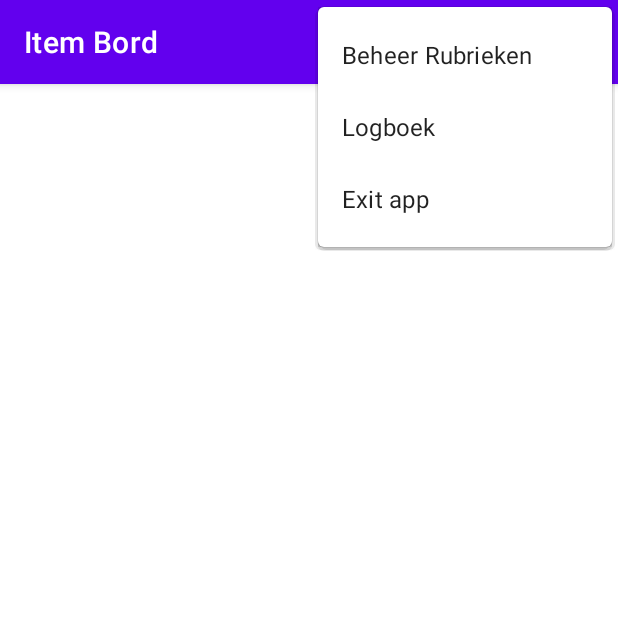
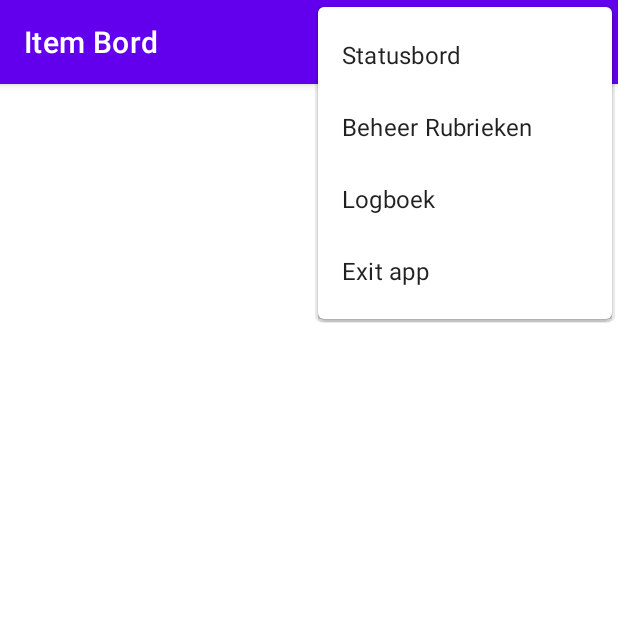
Before and after one commit to JavaAppsJM/appItemBord, an Android app: the screen it shows after launch (MainActivity), with the options menu open, on a phone screen of 412 x 824 dp, the top half of it. Run offline under Robolectric (Android 15) with nearby library versions, the phone set to English and light mode, and no system bars; libraries missing offline, so code that uses them is left out: be.hvwebsites.libraryandroid4; 4 statements that could not run were skipped.

Commit message:
Nieuwe status bord, eerste versie werkt

```diff
--- a/src/main/java/be/hvwebsites/itembord/MainActivity.java
+++ b/src/main/java/be/hvwebsites/itembord/MainActivity.java
@@ -43,7 +43,7 @@ public class MainActivity extends AppCompatActivity implements FlexDialogInterfa
     private int opvolgingsitemToRollOnIndex;
     private RecyclerView recyclerView;
 
-    private PriorityListItemAdapter statusBordAdapter;
+    private PriorityListItemAdapter priorityListItemAdapter;
     // Device
     private final String deviceModel = Build.MODEL;
 
@@ -77,14 +77,14 @@ public class MainActivity extends AppCompatActivity implements FlexDialogInterfa
 
         // Recyclerview definieren
         recyclerView = findViewById(R.id.recycler_statusbord);
-        statusBordAdapter = new PriorityListItemAdapter(this);
-        recyclerView.setAdapter(statusBordAdapter);
+        priorityListItemAdapter = new PriorityListItemAdapter(this);
+        recyclerView.setAdapter(priorityListItemAdapter);
         recyclerView.setLayoutManager(new LinearLayoutManager(this));
 
         // Recyclerview invullen met statusbord items
         itemList.clear();
         itemList.addAll(buildStatusbordList());
-        statusBordAdapter.setItemList(itemList);
+        priorityListItemAdapter.setItemList(itemList);
         if (itemList.size() == 0){
             Toast.makeText(this,
                     SpecificData.NO_STATUSBORDITEMS_YET,
@@ -92,7 +92,7 @@ public class MainActivity extends AppCompatActivity implements FlexDialogInterfa
         }
 
         // Als er lang geklikt is op een oitem, kan dat hier gecapteerd worden
-        statusBordAdapter.setOnItemClickListener(new PriorityListItemAdapter.ClickListener() {
+        priorityListItemAdapter.setOnItemClickListener(new PriorityListItemAdapter.ClickListener() {
             @Override
             public void onItemClicked(IDNumber itemID, View v) {
                 // Opvolgingsitem to roll on en index bepalen
@@ -126,8 +126,7 @@ public class MainActivity extends AppCompatActivity implements FlexDialogInterfa
                         int position = viewHolder.getAdapterPosition();
                         IDNumber idNumberToSkip = itemList.get(position).getItemID();
 
-                        // TODO: Due date item skippen
-
+                        // Due date item skippen
                         // Hergebruiken van Opvolgingsitem to roll on en index
                         opvolgingsitemToRollOn = viewModel.getOpvolgingsitemById(idNumberToSkip);
                         opvolgingsitemToRollOnIndex = viewModel.getItemIndexById(idNumberToSkip);
@@ -193,14 +192,19 @@ public class MainActivity extends AppCompatActivity implements FlexDialogInterfa
         /** Menu items definieren */
         Intent mainIntent;
         switch (item.getItemId()) {
-            case R.id.menu_beheer_rubrieken:
+            case R.id.menu_statusbord:
                 // ga naar activity ManageRubriek
-                mainIntent = new Intent(MainActivity.this, ManageRubriek.class);
+                mainIntent = new Intent(MainActivity.this, OItemStatusBord.class);
                 startActivity(mainIntent);
                 return true;
             case R.id.menu_logboek:
                 // ga naar activity Logboek
                 mainIntent = new Intent(MainActivity.this, Logboek.class);
+                startActivity(mainIntent);
+                return true;
+            case R.id.menu_beheer_rubrieken:
+                // ga naar activity ManageRubriek
+                mainIntent = new Intent(MainActivity.this, ManageRubriek.class);
                 startActivity(mainIntent);
                 return true;
             case R.id.menu_exit:
@@ -328,8 +332,8 @@ public class MainActivity extends AppCompatActivity implements FlexDialogInterfa
         // Recyclerlist refreshen
         itemList.clear();
         itemList.addAll(buildStatusbordList());
-        statusBordAdapter.setItemList(itemList);
-        recyclerView.setAdapter(statusBordAdapter);
+        priorityListItemAdapter.setItemList(itemList);
+        recyclerView.setAdapter(priorityListItemAdapter);
         if (itemList.size() == 0){
             Toast.makeText(this,
                     SpecificData.NO_STATUSBORDITEMS_YET,
--- a/src/main/java/be/hvwebsites/itembord/adapters/TextItemListAdapter.java
+++ b/src/main/java/be/hvwebsites/itembord/adapters/TextItemListAdapter.java
@@ -111,6 +111,9 @@ public class TextItemListAdapter extends RecyclerView.Adapter<TextItemListAdapte
 
             // Onderscheid maken in callingactivity
             switch (callingActivity){
+                case SpecificData.ACTIVITY_STATUSBORD:
+                    holder.textItemView.setTextSize(14);
+                    break;
                 case SpecificData.ACTIVITY_MANAGE_RUBRIEK:
                     break;
                 case SpecificData.ACTIVITY_EDIT_RUBRIEK:
@@ -120,6 +123,7 @@ public class TextItemListAdapter extends RecyclerView.Adapter<TextItemListAdapte
                     holder.textItemView.setTextSize(14);
                     break;
                 default:
+                    break;
             }
 
             // Onderscheid maken in style
@@ -127,7 +131,6 @@ public class TextItemListAdapter extends RecyclerView.Adapter<TextItemListAdapte
             switch (itemList.get(position).getItemStyle()){
                 case SpecificData.STYLE_BOLD:
                     holder.textItemView.setTypeface(null, Typeface.BOLD);
-                    //holder.textItemView.setTextSize(16);
                     break;
                 default:
                     holder.textItemView.setTypeface(null, Typeface.NORMAL);
--- a/src/main/java/be/hvwebsites/itembord/constants/SpecificData.java
+++ b/src/main/java/be/hvwebsites/itembord/constants/SpecificData.java
@@ -31,6 +31,7 @@ public class SpecificData {
     public static final String COOKIE_RETURN_ENTITY_TYPE = "returnentitytype";
     public static final String COOKIE_RETURN_ACTION = "returnaction";
     public static final String COOKIE_RETURN_UPDATE_INDEX = "returnindex";
+    public static final String COOKIE_RUBRIEK_FILTER = "rubriekfilterId";
 
     // Calling Activities
     public static final String CALLING_ACTIVITY = "callingactivity";
@@ -40,6 +41,7 @@ public class SpecificData {
     public static final String ACTIVITY_EDIT_RUBRIEK = "Edit Rubriek";
     public static final String ACTIVITY_EDIT_OPVITEM = "Edit Opvolgingsitem";
     public static final String ACTIVITY_EDIT_LOG = "Edit Log";
+    public static final String ACTIVITY_STATUSBORD = "Statusbord";
 
     public static final String DISPLAY_SMALL = "display small";
     public static final String DISPLAY_LARGE = "display large";
--- a/src/main/java/be/hvwebsites/itembord/entities/Opvolgingsitem.java
+++ b/src/main/java/be/hvwebsites/itembord/entities/Opvolgingsitem.java
@@ -92,6 +92,12 @@ public class Opvolgingsitem extends SuperItem{
                 frequentieUnit.getLetter() +
                 "): " +
                 latestDate.getFormatDate();
+    }
+
+    public String getDisplayOitemStatusBord(){
+        return getEntityName()
+                + " laatste uitvoering: "
+                + latestDate.getFormatDate();
     }
 
     public String getDisplayStyle(){
--- a/src/main/java/be/hvwebsites/itembord/viewmodels/EntitiesViewModel.java
+++ b/src/main/java/be/hvwebsites/itembord/viewmodels/EntitiesViewModel.java
@@ -199,6 +199,22 @@ public class EntitiesViewModel extends AndroidViewModel {
             opvolgingsitems.add(new Opvolgingsitem(dataList.get(j)));
         }
         return opvolgingsitems;
+    }
+
+    public List<ListItemHelper> getOpvItemList(List<Opvolgingsitem> inList){
+        // bepaalt een lijst met opvolgingsitems namen en ID's obv opvolgingsitemlist
+        return getItemsFromList(inList, null);
+    }
+
+    public List<Opvolgingsitem> getOpvolgingsItemListByRubriekID(IDNumber rubriekID){
+        // bepaalt een lijst met opvolgingsitems obv rubriekID
+        List<Opvolgingsitem> opvolgingsitemList = new ArrayList<>();
+        for (int i = 0; i < itemList.size(); i++) {
+            if (itemList.get(i).getRubriekId().getId() == rubriekID.getId()){
+                opvolgingsitemList.add(itemList.get(i));
+            }
+        }
+        return opvolgingsitemList;
     }
 
     public List<ListItemHelper> getOpvolgingsItemItemListByRubriekID(IDNumber rubriekID){
--- a/src/main/res/layout/activity_item_status_bord.xml
+++ b/src/main/res/layout/activity_item_status_bord.xml
@@ -4,7 +4,7 @@
     xmlns:tools="http://schemas.android.com/tools"
     android:layout_width="match_parent"
     android:layout_height="match_parent"
-    tools:context=".ItemStatusBord">
+    tools:context=".OItemStatusBord">
 
     <TextView
         android:id="@+id/instrStatusBord"
--- a/src/main/res/menu/menu_main.xml
+++ b/src/main/res/menu/menu_main.xml
@@ -9,6 +9,10 @@
             android:id="@+id/menu_instellingen"
             android:title="@string/instellingen" />
     -->
+
+    <item
+        android:id="@+id/menu_statusbord"
+        android:title="Statusbord" />
 
     <item
         android:id="@+id/menu_beheer_rubrieken"
```
Also changed, not shown: src/main/AndroidManifest.xml (+5 -4 lines), src/main/java/be/hvwebsites/itembord/ItemStatusBord.java (deleted, +0 -14 lines), src/main/java/be/hvwebsites/itembord/OItemStatusBord.java (added, +155 -0 lines).
